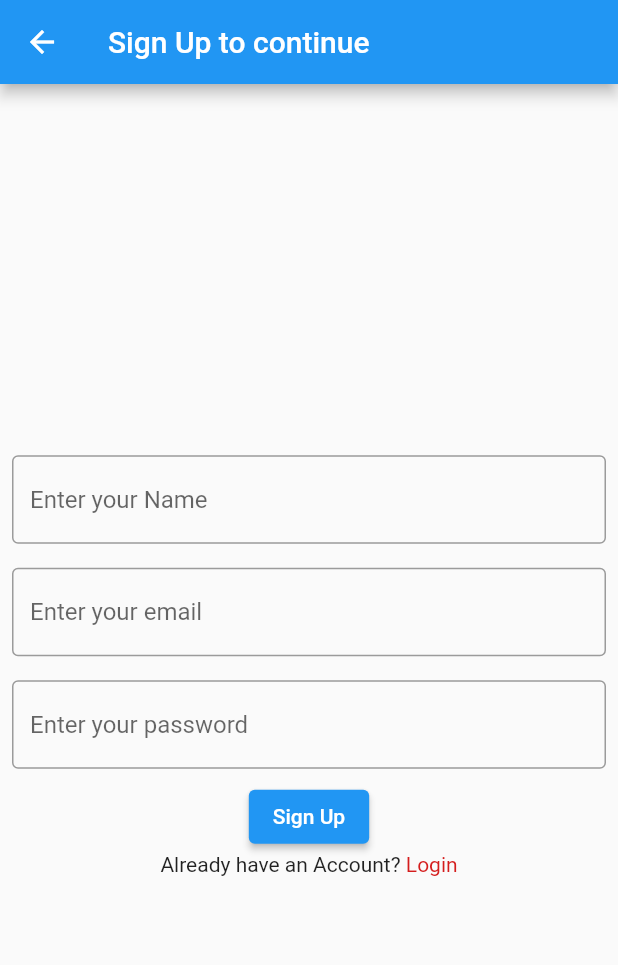
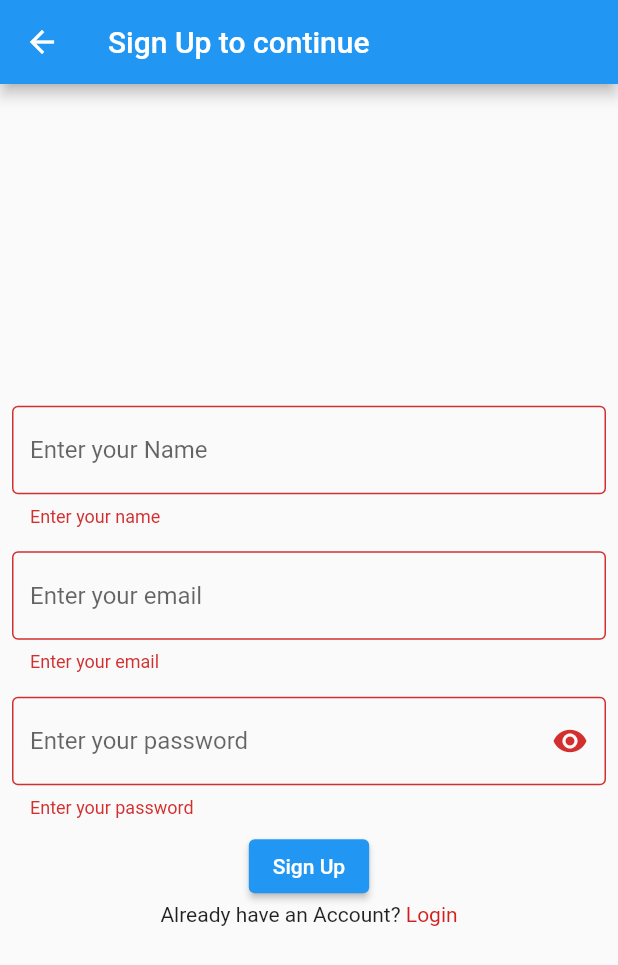
Before and after one commit to alamincse6615/people_managment, a Flutter app: the SignUp screen opened directly, after a tap on "Sign Up", on a phone screen of 412 x 824 dp. Shown: the top 965 px of the screen. Run offline on Flutter 3.47's test engine with Material 2 defaults, Android fonts, the phone set to English and light mode, and no system bars.

Commit message:
form validation and password toggle

```diff
--- a/lib/main.dart
+++ b/lib/main.dart
@@ -1,7 +1,4 @@
-
-
 import 'dart:async';
-
 import 'package:flutter/material.dart';
 import 'package:people_management/signin.dart';
 
--- a/lib/signup.dart
+++ b/lib/signup.dart
@@ -7,6 +7,17 @@ class SignUp extends StatefulWidget {
   @override
   _SignUpState createState() => _SignUpState();
 }
+var _key=GlobalKey<FormState>();
+_submit(){
+  var isValid=_key.currentState!.validate();
+  if(isValid){
+
+  }else{
+    return;
+  }
+}
+var passoff=true;
+Icon passIcon=Icon(Icons.visibility);
 
 class _SignUpState extends State<SignUp> {
   final namectrl = TextEditingController();
@@ -29,12 +40,19 @@ class _SignUpState extends State<SignUp> {
 
         title: Text("Sign Up to continue"),
       ),
-      body: Column(
+      body: Form(
+        key: _key,
+        child: Column(
           mainAxisAlignment: MainAxisAlignment.center,
           children: [
             Padding(
               padding: const EdgeInsets.all(8.0),
-            child: TextField(
+              child: TextFormField(
+                validator: (val){
+                  if(val==""){
+                    return "Enter your name";
+                  }
+                },
                 controller: namectrl,
                 decoration: InputDecoration(
                     border: OutlineInputBorder(),
@@ -44,7 +62,12 @@ class _SignUpState extends State<SignUp> {
             ),
             Padding(
               padding: const EdgeInsets.all(8.0),
-            child: TextField(
+              child: TextFormField(
+                validator: (val){
+                  if(val==""){
+                    return "Enter your email";
+                  }
+                },
                 controller: emailtrl,
                 decoration: InputDecoration(
                     border: OutlineInputBorder(),
@@ -54,10 +77,31 @@ class _SignUpState extends State<SignUp> {
             ),
             Padding(
               padding: const EdgeInsets.all(8.0),
-            child: TextField(
-              obscureText: true,
+              child: TextFormField(
+                validator: (val){
+                  if(val==""){
+                    return "Enter your password";
+                  }
+                },
+                obscureText: passoff,
                 controller: passtrl,
                 decoration: InputDecoration(
+                  suffixIcon: GestureDetector(
+                    onTap: (){
+                      setState(() {
+                        if(passoff){
+                          passoff=false;
+                          passIcon=Icon(Icons.visibility_off);
+
+                        }
+                        else if(passoff){
+                          passoff =true;
+                          passIcon=Icon(Icons.visibility);
+                        }
+                      });
+                    },
+                    child: passIcon,
+                  ),
                     border: OutlineInputBorder(),
                     hintText: "Enter your password"
                 ),
@@ -65,6 +109,7 @@ class _SignUpState extends State<SignUp> {
             ),
             ElevatedButton(
                 onPressed: (){
+                  _submit();
                   registration(namectrl.text,emailtrl.text,passtrl.text);
                 },
                 child: Text("Sign Up")
@@ -85,6 +130,7 @@ class _SignUpState extends State<SignUp> {
             )
           ],
         ),
+      ),
 
     );
   }
```
Also changed, not shown: lib/signin.dart (+27 -3 lines). Lines whose indentation alone changed are shown as unchanged.
